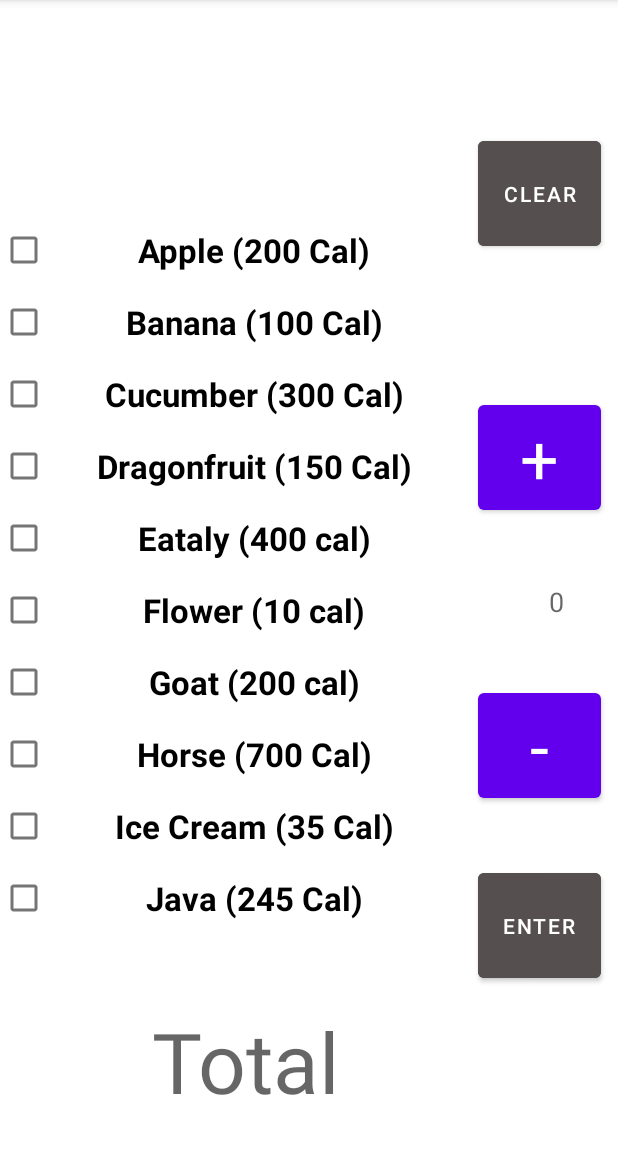
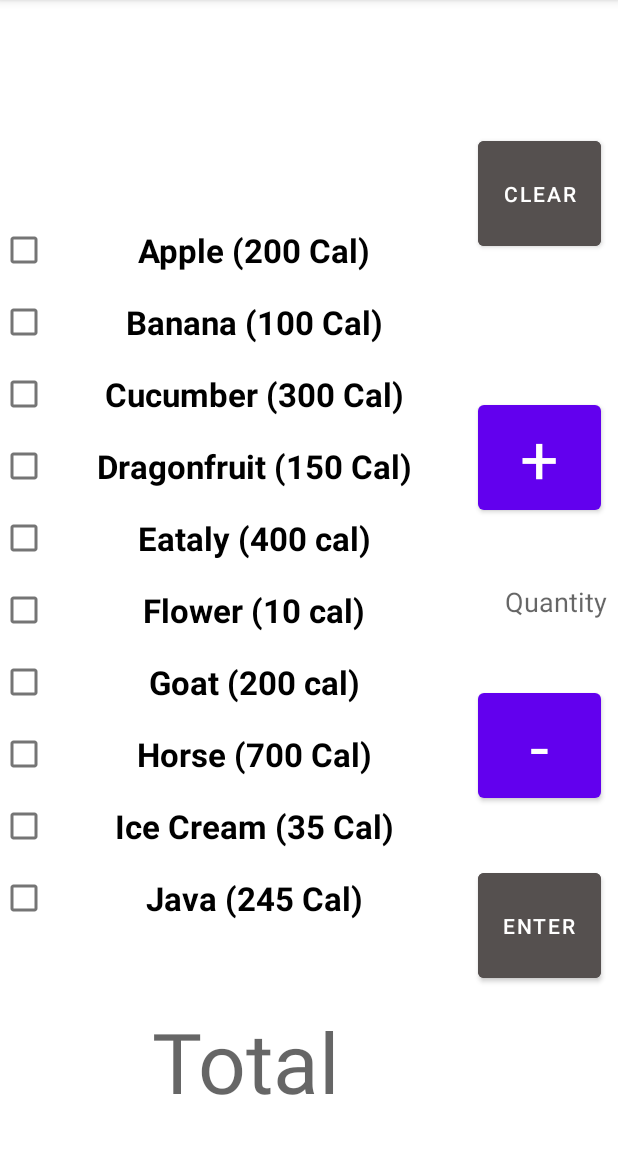
Before and after one commit to seungwonburm/C2_P29, an Android app: the screen it shows after launch (MainActivity), on a phone screen of 412 x 824 dp, the part 84-1236 px from its top. Run offline under Robolectric (Android 15) with nearby library versions, the phone set to English and light mode, and no system bars.

Commit message:
Final Touches

```diff
--- a/app/src/main/java/com/example/c2_p29/MainActivity.java
+++ b/app/src/main/java/com/example/c2_p29/MainActivity.java
@@ -58,7 +58,7 @@ public class MainActivity extends AppCompatActivity {
             @Override
             public void onClick(View view) {
                 if (quantity ==0){
-                    quantityText.setText("0");
+                    quantityText.setText("Quantity");
                 }else{
                     quantity -=1;
                     quantityText.setText(quantity+"");
--- a/app/src/main/res/layout/activity_main.xml
+++ b/app/src/main/res/layout/activity_main.xml
@@ -202,7 +202,7 @@
         android:layout_height="82dp"
         android:layout_marginTop="360dp"
         android:gravity="center"
-        android:text="0"
+        android:text="Quantity"
         android:textAppearance="@style/TextAppearance.AppCompat.Medium"
         app:layout_constraintEnd_toEndOf="parent"
         app:layout_constraintHorizontal_bias="1.0"
```
